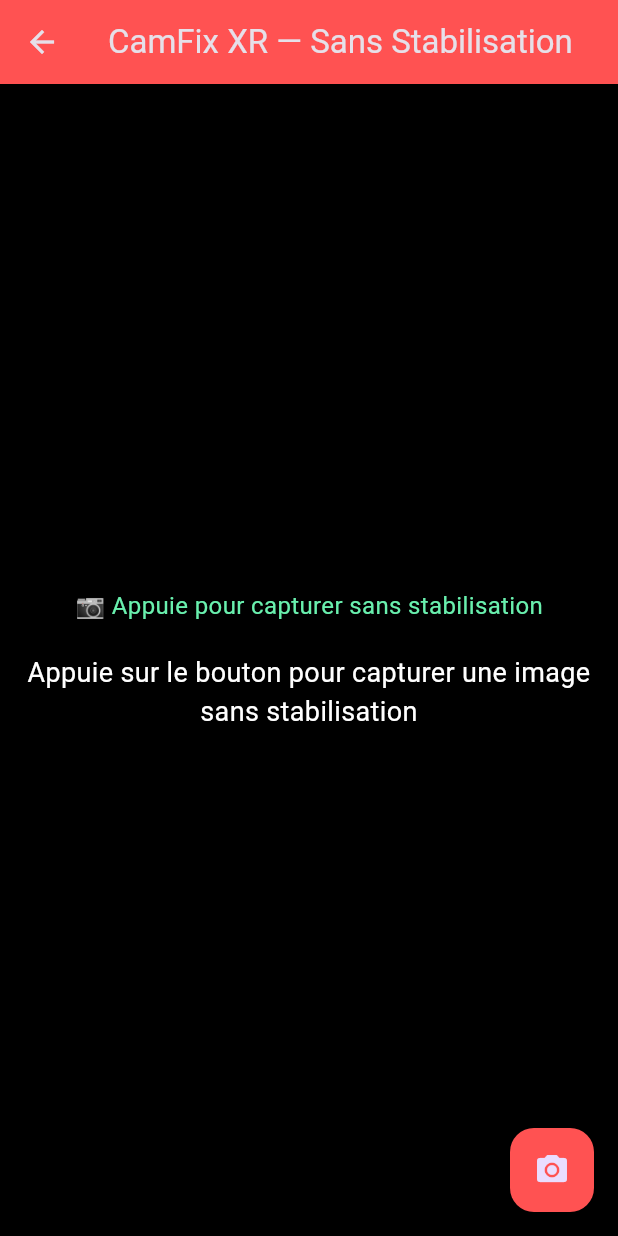
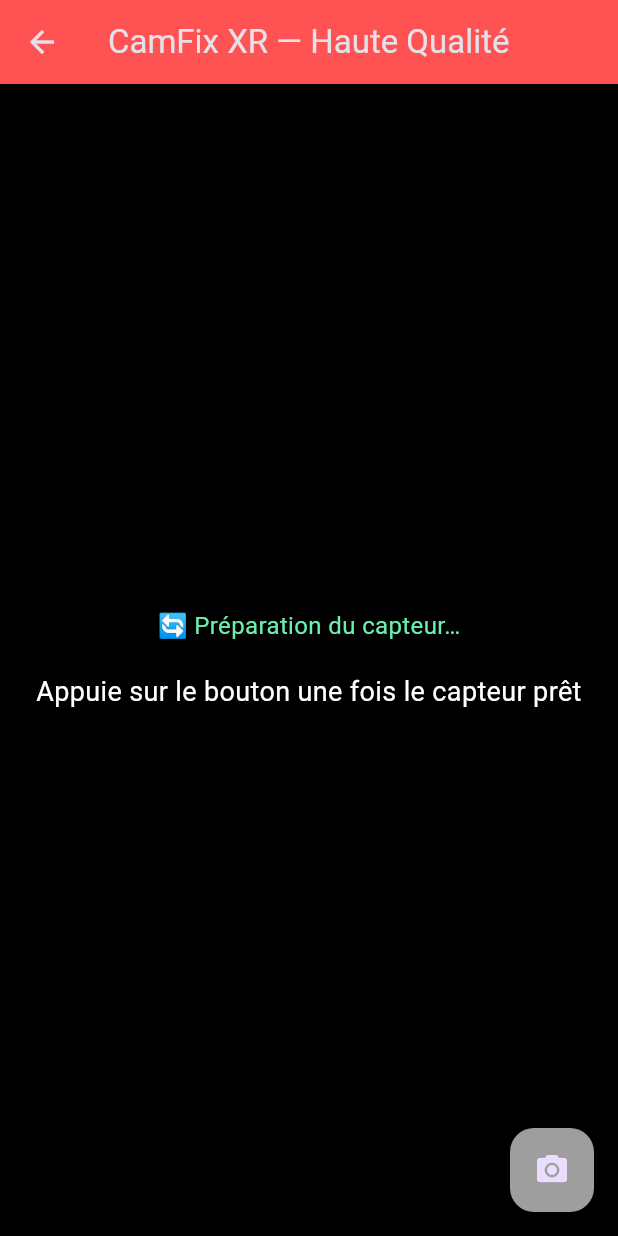
Before and after one commit to her0-00/app_cam_fix, a Flutter app: the CameraScreen screen opened directly, on a phone screen of 412 x 824 dp. Run offline on Flutter 3.47's test engine with Material 3 defaults, Android fonts, the light colour scheme and no system bars; our stand-ins replace plugin_platform_interface; missing offline and left inert: gal.

```diff
--- a/lib/camera_screen.dart
+++ b/lib/camera_screen.dart
@@ -24,23 +24,36 @@
 
 class _CameraScreenState extends State<CameraScreen> {
   File? _capturedImage;
-  String _cameraStatus = "📷 Appuie pour capturer sans stabilisation";
+  String _cameraStatus = "🔄 Préparation du capteur…";
+  bool _isSensorReady = false;
 
-  Future<void> _captureFrameWithoutOIS() async {
+  @override
+  void initState() {
+    super.initState();
+    RawCameraPlugin.setSensorReadyHandler(() {
+      setState(() {
+        _isSensorReady = true;
+        _cameraStatus = "📷 Capteur prêt — tu peux capturer";
+      });
+    });
+    RawCameraPlugin.captureHighQualityPhoto(); // Lance la préparation
+  }
+
+  Future<void> _captureHighQualityPhoto() async {
     try {
-      final path = await RawCameraPlugin.captureFrameWithoutOIS();
+      final path = await RawCameraPlugin.captureHighQualityPhoto();
       if (path != null) {
         final imageFile = File(path);
         final dir = await getApplicationDocumentsDirectory();
-        final savedPath = '${dir.path}/frame_${DateTime.now().millisecondsSinceEpoch}.jpg';
+        final savedPath = '${dir.path}/photo_${DateTime.now().millisecondsSinceEpoch}.jpg';
         final savedFile = await imageFile.copy(savedPath);
         await Gal.putImage(savedFile.path);
         setState(() {
           _capturedImage = savedFile;
-          _cameraStatus = "✅ Image enregistrée sans OIS";
+          _cameraStatus = "✅ Photo enregistrée";
         });
         ScaffoldMessenger.of(context).showSnackBar(
-          SnackBar(content: Text('📸 Image enregistrée dans la galerie')),
+          SnackBar(content: Text('📸 Photo enregistrée dans la galerie')),
         );
       } else {
         setState(() => _cameraStatus = "⚠️ Aucun fichier reçu");
@@ -58,7 +71,7 @@
   Widget build(BuildContext context) {
     return Scaffold(
       backgroundColor: Colors.black,
-      appBar: AppBar(title: Text('CamFix XR — Sans Stabilisation'), backgroundColor: Colors.redAccent),
+      appBar: AppBar(title: Text('CamFix XR — Haute Qualité'), backgroundColor: Colors.redAccent),
       body: Center(
         child: Column(
           mainAxisAlignment: MainAxisAlignment.center,
@@ -74,14 +87,14 @@
                           style: TextStyle(color: Colors.white, fontSize: 14), textAlign: TextAlign.center),
                     ],
                   )
-                : Text('Appuie sur le bouton pour capturer une image sans stabilisation',
+                : Text('Appuie sur le bouton une fois le capteur prêt',
                     style: TextStyle(color: Colors.white, fontSize: 18), textAlign: TextAlign.center),
           ],
         ),
       ),
       floatingActionButton: FloatingActionButton(
-        backgroundColor: Colors.redAccent,
-        onPressed: _captureFrameWithoutOIS,
+        backgroundColor: _isSensorReady ? Colors.redAccent : Colors.grey,
+        onPressed: _isSensorReady ? _captureHighQualityPhoto : null,
         child: Icon(Icons.camera_alt),
       ),
     );
--- a/raw_camera_plugin/lib/raw_camera_plugin.dart
+++ b/raw_camera_plugin/lib/raw_camera_plugin.dart
@@ -3,10 +3,19 @@
 class RawCameraPlugin {
   static const MethodChannel _channel = MethodChannel('raw_camera_plugin');
 
-  static Future<String?> captureFrameWithoutOIS() async {
-    final String? path = await _channel.invokeMethod('captureFrameWithoutOIS');
+  static Future<String?> captureHighQualityPhoto() async {
+    final String? path = await _channel.invokeMethod('captureHighQualityPhoto');
     return path;
   }
+
+  static void setSensorReadyHandler(Function() onReady) {
+    _channel.setMethodCallHandler((call) async {
+      if (call.method == 'sensorReady') {
+        onReady();
+      }
+    });
+  }
+
     /// Optionnel : récupérer la version de la plateforme
   static Future<String?> getPlatformVersion() async {
     final String? version = await _channel.invokeMethod('getPlatformVersion');
```
Also changed, not shown: 1 other file.
